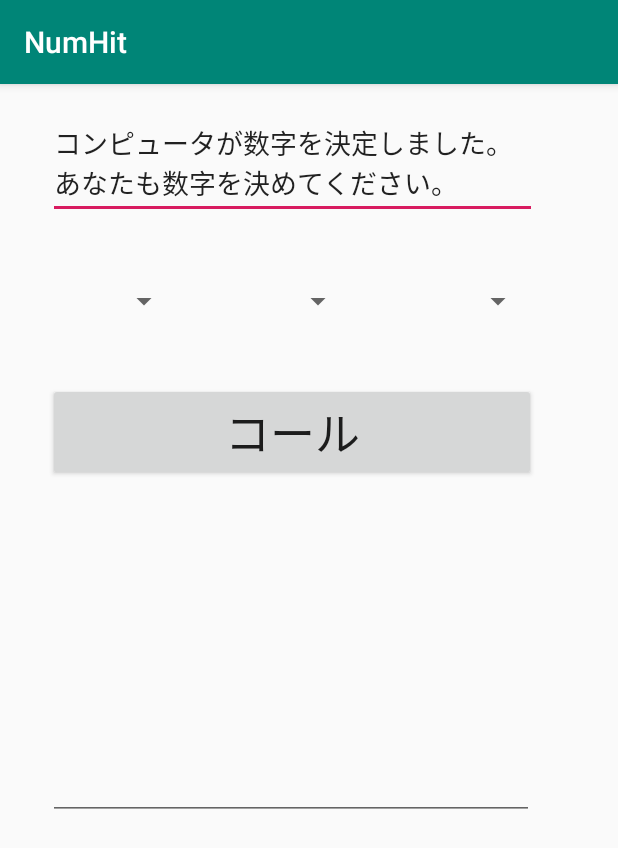
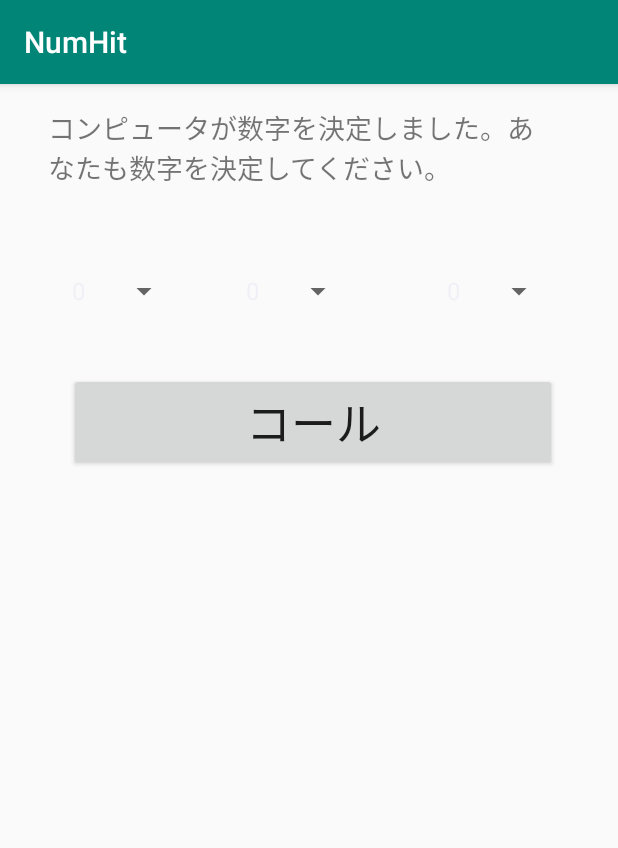
Before and after one commit to masterpiece015v/numhit, an Android app: the Main2Activity screen opened directly, with no data from a screen before it, on a phone screen of 412 x 824 dp. Shown: the top 848 px of the screen. Run offline under Robolectric (Android 15) with nearby library versions, the phone set to English and light mode, and no system bars.

Commit message:
20190219002

```diff
--- a/app/src/main/java/tokyo/mp015v/numhit/Main2Activity.kt
+++ b/app/src/main/java/tokyo/mp015v/numhit/Main2Activity.kt
@@ -3,12 +3,12 @@ package tokyo.mp015v.numhit
 import android.support.v7.app.AppCompatActivity
 import android.os.Bundle
 import android.util.Log
-import kotlin.random.Random
+import android.widget.*
+import java.util.*
 
 class Main2Activity : AppCompatActivity() {
 
     val numArray = arrayOf(0,0,0,0,0,0,0,0,0,0)
-
     val compNum = arrayOf(0,0,0)
     var compNumIndex = 0
 
@@ -16,19 +16,80 @@ class Main2Activity : AppCompatActivity() {
         super.onCreate(savedInstanceState)
         setContentView(R.layout.activity_main2)
 
+        var str_result :String? = null
+
+        //buttonの設定
+        val btn_call = findViewById(R.id.btn_call) as Button
+
+        //TextViewの設定
+        val txt_result = findViewById(R.id.txt_result) as TextView
+
+        //spinnerの設定
+        val spn_num0 = findViewById(R.id.spn_num0) as Spinner
+        val spn_num1 = findViewById(R.id.spn_num1) as Spinner
+        val spn_num2 = findViewById(R.id.spn_num2) as Spinner
+        val spn_num = arrayOf(0,1,2,3,4,5,6,7,8,9)
+
+        spn_num0.adapter = ArrayAdapter<Int>( applicationContext,android.R.layout.simple_list_item_1,spn_num)
+        spn_num1.adapter = ArrayAdapter<Int>( applicationContext,android.R.layout.simple_list_item_1,spn_num)
+        spn_num2.adapter = ArrayAdapter<Int>( applicationContext,android.R.layout.simple_list_item_1,spn_num)
+
         //コンピュータがランダムな数字を決める
-
         for( i in 0..2) {
-            val rnd = Random(9)
-            val index = rnd.nextInt()
-
-            if(numArray[index] == 0 ){
-                compNum[compNumIndex] = 1
+            val rnd = Random()
+            var index = rnd.nextInt(10)
+            while(numArray[index] != 0 ){
+                index = rnd.nextInt(10)
             }
 
-            //Log.d("debug",rnd.toString())
+            numArray[index] = 1
+
+            Log.d("debug",index.toString() )
+            compNum[i] = index
         }
 
+        //回数
+        var count = 1
 
+        //ボタンをクリックした時の処理
+        btn_call.setOnClickListener {
+            var eat = 0
+            var bit = 0
+            val yourNum = arrayOf( spn_num0.selectedItem as Int, spn_num1.selectedItem as Int, spn_num2.selectedItem as Int )
+
+            Log.d("debut","${compNum[0]},${compNum[1]},${compNum[2]}")
+            Log.d("debug","${yourNum[0]},${yourNum[1]},${yourNum[2]}")
+
+            //同じ数字が出てくればクリックのイベントを終わる
+            if( yourNum[0] == yourNum[1] || yourNum[1] == yourNum[2] || yourNum[0] == yourNum[2] ){
+                Toast.makeText( applicationContext,"同じ数字はだめです", Toast.LENGTH_SHORT).show()
+                return@setOnClickListener
+            }
+
+            //eat
+            for( i in 0..2 ){
+                if(compNum[i]==yourNum[i]){
+                    eat++
+                }
+            }
+
+            //bit
+            for(i in 0..2){
+                for( j in 0..2 ){
+                    if( compNum[i] == yourNum[j] && i != j){
+                        bit++
+                    }
+                }
+            }
+
+            if(str_result==null){
+                str_result = "${count}回目 call:${yourNum[0]}${yourNum[1]}${yourNum[2]} eat:${eat},bit:${bit}\n"
+            }else{
+                str_result = "${count}回目 call:${yourNum[0]}${yourNum[1]}${yourNum[2]} eat:${eat},bit:${bit}\n" + str_result
+            }
+
+            txt_result.text = str_result
+            count++
+        }
     }
 }
--- a/app/src/main/res/layout/activity_main2.xml
+++ b/app/src/main/res/layout/activity_main2.xml
@@ -6,77 +6,82 @@
     android:layout_height="match_parent"
     tools:context=".Main2Activity">
 
-    <EditText
-        android:id="@+id/edit_status"
-        android:layout_width="326dp"
-        android:layout_height="wrap_content"
+    <TextView
+        android:id="@+id/textView9"
+        android:layout_width="333dp"
+        android:layout_height="74dp"
         android:layout_marginStart="32dp"
         android:layout_marginTop="16dp"
-        android:ems="10"
-        android:inputType="textMultiLine"
-        android:text="コンピュータが数字を決定しました。あなたも数字を決めてください。"
+        android:layout_marginEnd="294dp"
+        android:text="コンピュータが数字を決定しました。あなたも数字を決定してください。"
+        android:textSize="18sp"
+        app:layout_constraintEnd_toEndOf="parent"
+        app:layout_constraintHorizontal_bias="0.0"
         app:layout_constraintStart_toStartOf="parent"
         app:layout_constraintTop_toTopOf="parent" />
 
     <Spinner
-        android:id="@+id/spinner2"
+        android:id="@+id/spn_num0"
         android:layout_width="88dp"
         android:layout_height="69dp"
         android:layout_marginStart="32dp"
-        android:layout_marginTop="20dp"
+        android:layout_marginTop="13dp"
         app:layout_constraintStart_toStartOf="parent"
-        app:layout_constraintTop_toBottomOf="@+id/edit_status" />
+        app:layout_constraintTop_toBottomOf="@+id/textView9" />
 
     <Spinner
-        android:id="@+id/spinner3"
+        android:id="@+id/spn_num1"
         android:layout_width="88dp"
         android:layout_height="69dp"
         android:layout_marginStart="28dp"
-        android:layout_marginTop="20dp"
-        app:layout_constraintStart_toEndOf="@+id/spinner2"
-        app:layout_constraintTop_toBottomOf="@+id/edit_status" />
+        android:layout_marginTop="13dp"
+        app:layout_constraintStart_toEndOf="@+id/spn_num0"
+        app:layout_constraintTop_toBottomOf="@+id/textView9" />
 
     <Spinner
-        android:id="@+id/spinner4"
+        android:id="@+id/spn_num2"
         android:layout_width="88dp"
         android:layout_height="69dp"
         android:layout_marginStart="32dp"
-        android:layout_marginTop="20dp"
-        app:layout_constraintStart_toEndOf="@+id/spinner3"
-        app:layout_constraintTop_toBottomOf="@+id/edit_status" />
+        android:layout_marginTop="13dp"
+        android:layout_marginEnd="28dp"
+        app:layout_constraintEnd_toEndOf="parent"
+        app:layout_constraintStart_toEndOf="@+id/spn_num1"
+        app:layout_constraintTop_toBottomOf="@+id/textView9" />
 
     <Button
-        android:id="@+id/button_call"
+        android:id="@+id/btn_call"
         android:layout_width="325dp"
         android:layout_height="wrap_content"
         android:layout_marginStart="32dp"
         android:layout_marginTop="20dp"
+        android:layout_marginEnd="27dp"
         android:text="コール"
         android:textSize="30sp"
+        app:layout_constraintEnd_toEndOf="parent"
         app:layout_constraintStart_toStartOf="parent"
-        app:layout_constraintTop_toBottomOf="@+id/spinner2" />
+        app:layout_constraintTop_toBottomOf="@+id/spn_num0" />
 
     <ScrollView
         android:layout_width="324dp"
         android:layout_height="217dp"
         android:layout_marginStart="32dp"
         android:layout_marginTop="16dp"
+        android:layout_marginEnd="28dp"
+        app:layout_constraintEnd_toEndOf="parent"
         app:layout_constraintStart_toStartOf="parent"
-        app:layout_constraintTop_toBottomOf="@+id/button_call">
+        app:layout_constraintTop_toBottomOf="@+id/btn_call">
 
         <LinearLayout
             android:layout_width="match_parent"
             android:layout_height="match_parent"
             android:orientation="vertical">
 
-            <EditText
-                android:id="@+id/editText3"
+            <TextView
+                android:id="@+id/txt_result"
                 android:layout_width="match_parent"
-                android:layout_height="210dp"
-                android:ems="10"
-                android:inputType="textMultiLine"
-                tools:layout_editor_absoluteX="42dp"
-                tools:layout_editor_absoluteY="280dp" />
+                android:layout_height="wrap_content"
+                android:textSize="18sp" />
         </LinearLayout>
     </ScrollView>
 
```
